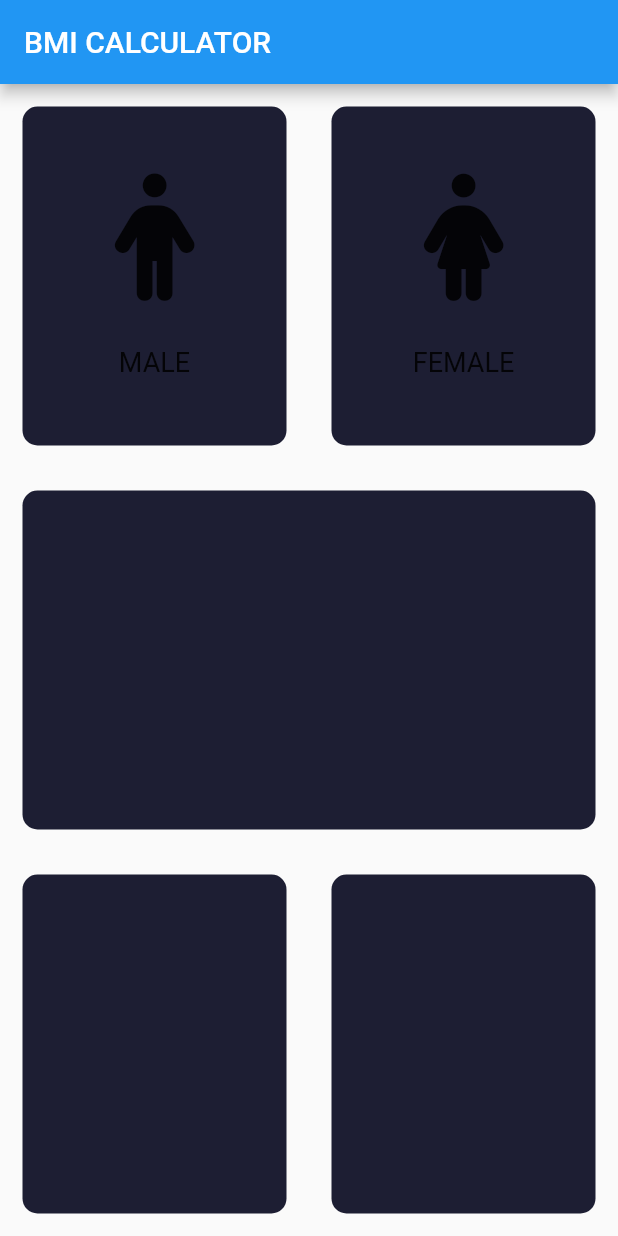
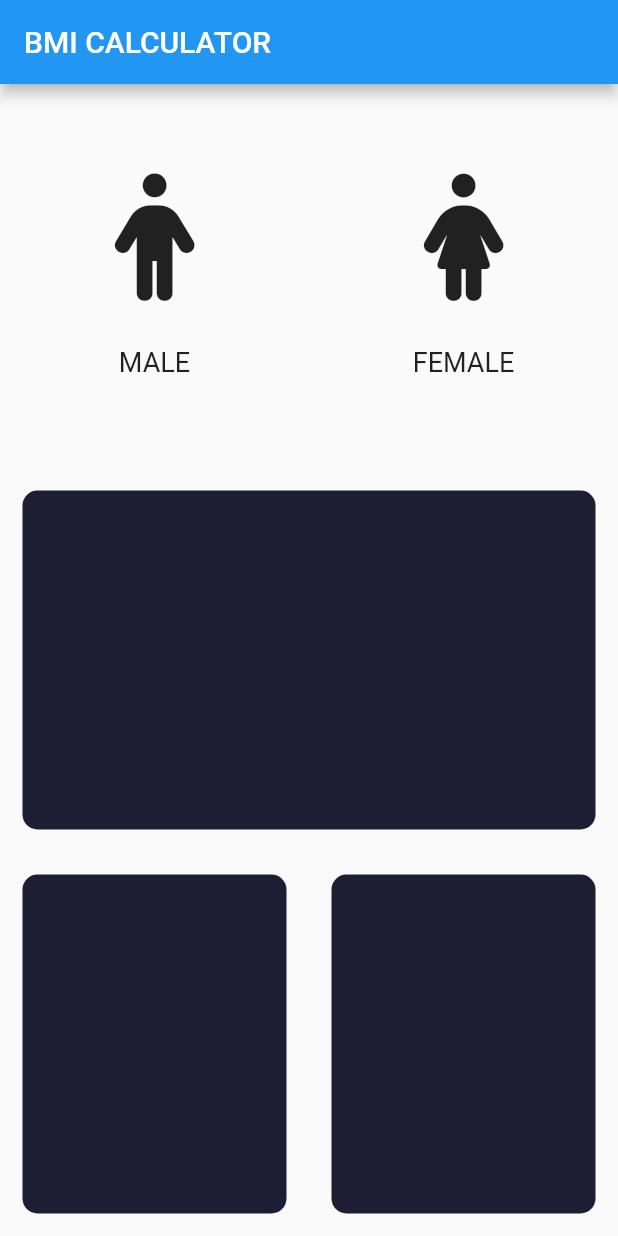
Before and after one commit to mianusmankhalidaziz/usman079, a Flutter app: the screen it shows after launch, on a phone screen of 412 x 824 dp. Run offline on Flutter 3.47's test engine with Material 2 defaults, Android fonts, the light colour scheme and no system bars; our stand-ins replace font_awesome_flutter.

Commit message:
gesture detector video60 part6
issue in gesture background color changed

```diff
--- a/bmi-calculator-flutter-master/lib/main.dart
+++ b/bmi-calculator-flutter-master/lib/main.dart
@@ -2,7 +2,8 @@ import 'package:flutter/material.dart';
 import 'package:font_awesome_flutter/font_awesome_flutter.dart';
 import 'package:bmi_calculator/IconTextFile.dart';
 import 'package:bmi_calculator/ContainerFile.dart';
-
+const activeColor=Color(0xFF1d1E33);
+const deActiveColor=Color(0x111328);
 void main() => runApp(BMICalculator());
 
 class BMICalculator extends StatelessWidget {
@@ -20,6 +21,18 @@ class InputPage extends StatefulWidget {
 }
 
 class _InputPageState extends State<InputPage> {
+  Color maleColor=deActiveColor;
+  Color feMaleColor=deActiveColor;
+  void updatecolor(int gender){
+  if(gender==1){
+    maleColor=activeColor;
+    feMaleColor=deActiveColor;
+  }
+  if(gender==2){
+    feMaleColor=activeColor;
+    maleColor=deActiveColor;
+  }
+  }
   @override
   Widget build(BuildContext context) {
     return Scaffold(
@@ -33,14 +46,14 @@ class _InputPageState extends State<InputPage> {
               Expanded(child:
 
                 RepeatContainerCode(
-                  colors : Color(0xFF1D1E33),
+                  colors : maleColor,
                   cardWigdet: RepeatTextAndIconWidget(
                     iconData: FontAwesomeIcons.person,
                     label: 'MALE',
                   ),
                 ),),
               Expanded(child:RepeatContainerCode(
-                colors : Color(0xFF1D1E33),
+                colors : feMaleColor,
                   cardWigdet: RepeatTextAndIconWidget(
                     iconData: FontAwesomeIcons.personDress,
                     label: 'FEMALE',
```
